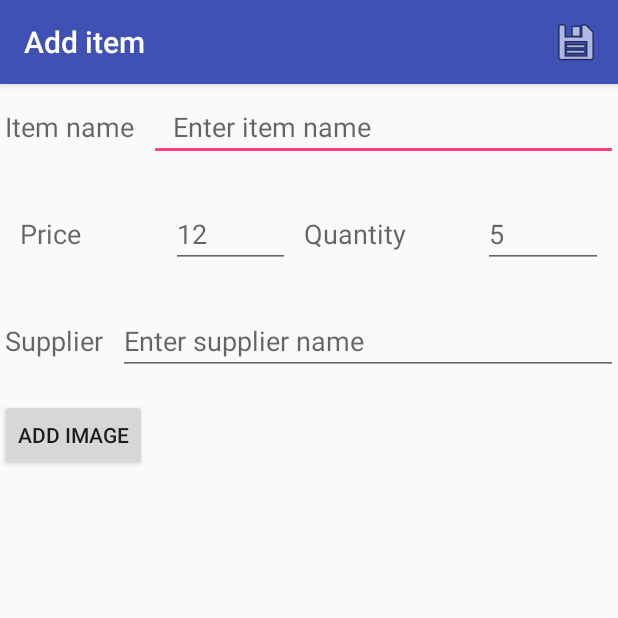
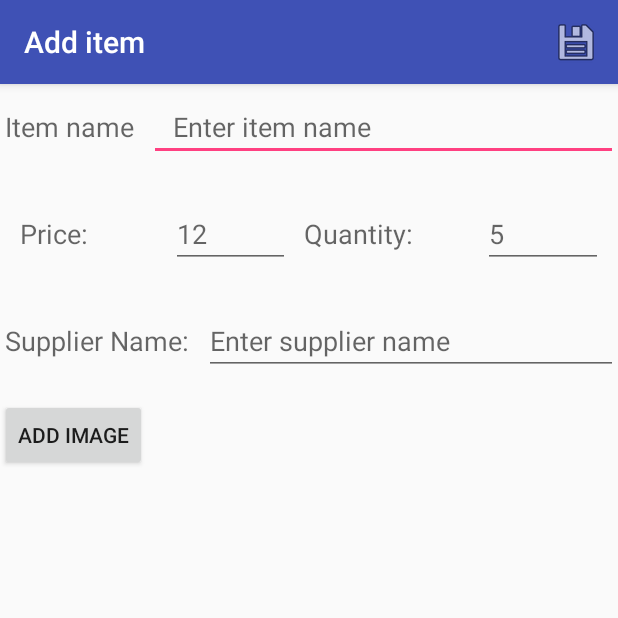
Before and after one commit to Cchance-25/InventoryApp, an Android app: the EditorActivity screen opened directly, with no data from a screen before it, on a phone screen of 412 x 824 dp, the top half of it. Run offline under Robolectric (Android 15) with nearby library versions, the phone set to English and light mode, and no system bars.

```diff
--- a/app/src/main/res/layout/activity_editor.xml
+++ b/app/src/main/res/layout/activity_editor.xml
@@ -22,7 +22,7 @@
             style="@style/inputHeading"
             android:layout_width="wrap_content"
             android:layout_height="wrap_content"
-            android:text="Item name"/>
+            android:text="@string/item_name" />
 
         <EditText
             android:id="@+id/item_name_edit_text"
@@ -46,7 +46,7 @@
             android:layout_width="0dp"
             android:layout_height="wrap_content"
             android:layout_weight="0.69"
-            android:text="Price"/>
+            android:text="@string/price" />
 
         <EditText
             android:id="@+id/item_price_edit_text"
@@ -62,7 +62,7 @@
             android:layout_width="0dp"
             android:layout_height="wrap_content"
             android:layout_weight="0.83"
-            android:text="Quantity" />
+            android:text="@string/quantity" />
 
         <EditText
             android:id="@+id/item_quantity_edit_text"
@@ -84,17 +84,14 @@
             style="@style/inputHeading"
             android:layout_width="wrap_content"
             android:layout_height="wrap_content"
-            android:text="Supplier"/>
+            android:text="@string/supplier_name" />
 
         <EditText
             android:id="@+id/item_supplier_edit_text"
             android:layout_width="match_parent"
             android:layout_height="wrap_content"
-            android:hint="Enter supplier name" />
+            android:hint="@string/enter_supplier_name" />
     </LinearLayout>
-
-
-
 
 
     <Button
@@ -102,7 +99,7 @@
         android:layout_width="wrap_content"
         android:layout_height="wrap_content"
         android:layout_marginTop="16dp"
-        android:text="add image"/>
+        android:text="@string/add_image" />
 
 
 </LinearLayout>
--- a/app/src/main/res/values/strings.xml
+++ b/app/src/main/res/values/strings.xml
@@ -13,4 +13,12 @@
     <string name="error_validating">Error validating input.</string>
     <string name="error_inserting">Error, error inserting</string>
     <string name="item_saved">item saved</string>
+    <string name="product_name">Product Name:</string>
+    <string name="quantity">Quantity:</string>
+    <string name="price">Price:</string>
+    <string name="supplier_name">Supplier Name:</string>
+    <string name="order_from_supplier">Order From Supplier</string>
+    <string name="item_name">Item name</string>
+    <string name="enter_supplier_name">Enter supplier name</string>
+    <string name="add_image">add image</string>
 </resources>
```
Also changed, not shown: app/src/main/java/com/example/chance/inventoryapp/ItemsCursorAdapter.java (+6 -13 lines), app/src/main/res/layout/activity_details.xml (+6 -6 lines).
